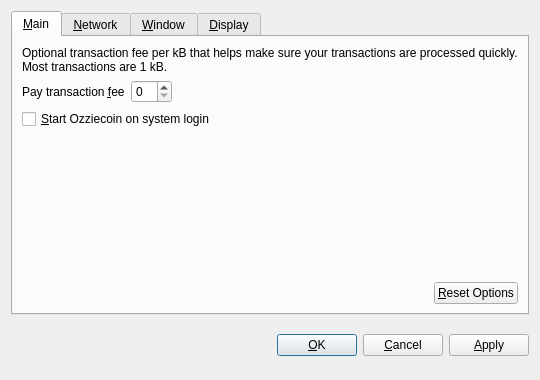
The window that src/qt/forms/optionsdialog.ui (bumbacoin/ozziecoinTEST) describes before a commit, drawn with Qt 5.
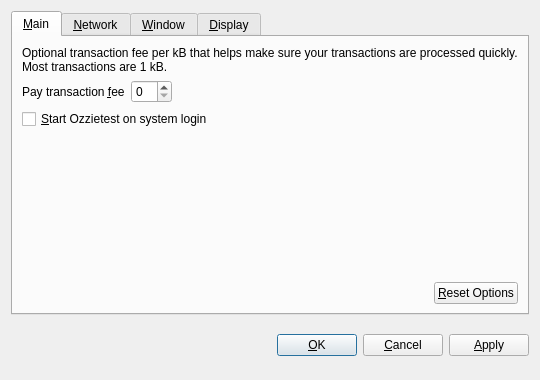
The same window after the commit. Custom widgets are drawn as their Qt base class.

Commit message: rebrand ozziecoin to ozzietest

What changed in the file:
```diff
--- a/src/qt/forms/optionsdialog.ui
+++ b/src/qt/forms/optionsdialog.ui
@@ -82,7 +82,7 @@
           <string>Automatically start Ozziecoin after logging in to the system.</string>
          </property>
          <property name="text">
-          <string>&amp;Start Ozziecoin on system login</string>
+          <string>&amp;Start Ozzietest on system login</string>
          </property>
         </widget>
        </item>
```
Left out of the diff: 10 changed lines with no effect on the pictures. The commit also changes 112 other files.
